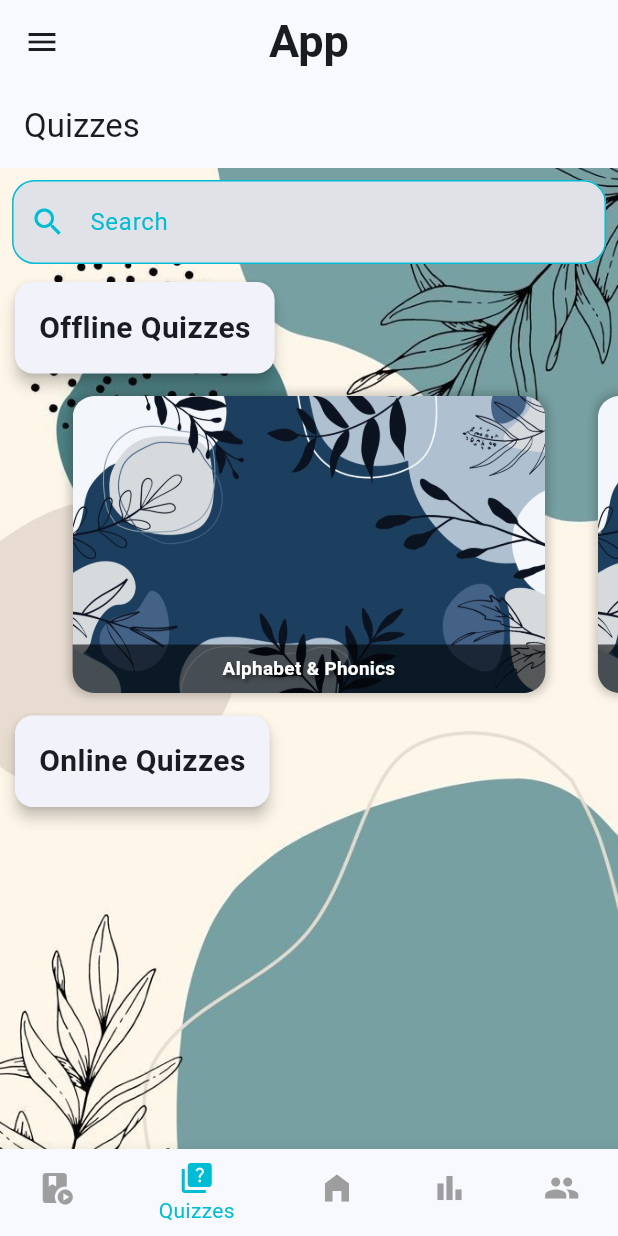
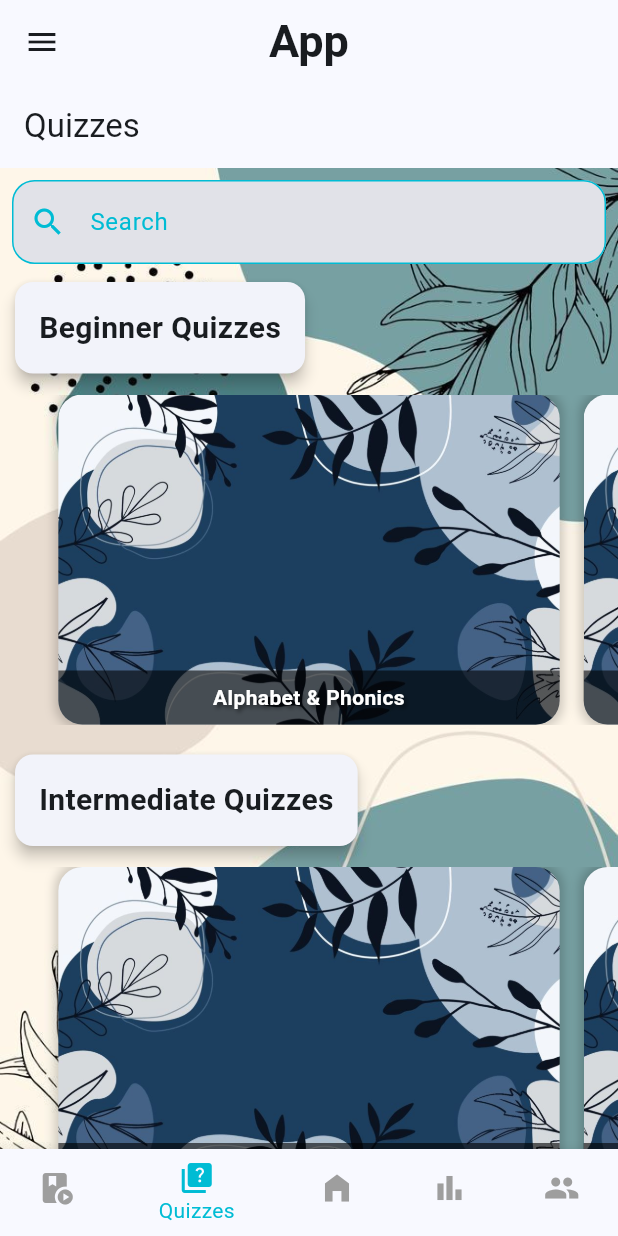
Before and after one commit to soutAhmedTayseer/CodeAlpha_LanguageLearningApp, a Flutter app: the screen it shows after launch, on a phone screen of 412 x 824 dp. Run offline on Flutter 3.47's test engine with Material 3 defaults, Android fonts, the phone set to English and light mode, and no system bars; our stand-ins replace animated_splash_screen, audioplayers, easy_localization, flutter_bloc, lottie, shared_preferences.

Commit message:
updating quizzes category screen

```diff
--- a/lib/navigation_screens/quiz_categories_screen.dart
+++ b/lib/navigation_screens/quiz_categories_screen.dart
@@ -18,10 +18,26 @@ class _CategoriesScreenState
 
   @override
   Widget build(BuildContext context) {
+    // Filter categories based on the search query
     final filteredCategories = categories
         .where((category) =>
             category['title'].toLowerCase().contains(searchQuery.toLowerCase()))
         .toList();
+
+    // Create groups of four categories for each carousel
+    List<List<dynamic>> categoryGroups = [];
+    for (int i = 0; i < filteredCategories.length; i += 4) {
+      categoryGroups.add(filteredCategories.sublist(
+          i,
+          i + 4 > filteredCategories.length
+              ? filteredCategories.length
+              : i + 4));
+    }
+
+    // Limit to three carousels or available groups
+    List<List<dynamic>> threeCarousels = categoryGroups.length > 3
+        ? categoryGroups.sublist(0, 3)
+        : categoryGroups;
 
     return Scaffold(
       appBar: AppBar(
@@ -30,8 +46,8 @@ class _CategoriesScreenState
       body: Stack(
         children: [
           const BackgroundImage(
-              imagePath:
-                  'assets/images/backkground.jpeg'),
+            imagePath: 'assets/images/backkground.jpeg',
+          ),
           Column(
             children: [
               // Search bar at the top
@@ -43,17 +59,41 @@ class _CategoriesScreenState
                 },
               ),
 
+              // Expanded to take available height
+              Expanded(
+                child: ListView.builder(
+                  itemCount: threeCarousels.length,
+                  itemBuilder: (context, groupIndex) {
+                    // Define titles for each carousel
+                    String carouselTitle;
+                    switch (groupIndex) {
+                      case 0:
+                        carouselTitle = 'Beginner Quizzes';
+                        break;
+                      case 1:
+                        carouselTitle = 'Intermediate Quizzes';
+                        break;
+                      case 2:
+                        carouselTitle = 'Advanced Quizzes';
+                        break;
+                      default:
+                        carouselTitle = '';
+                    }
+
+                    return Column(
+                      children: [
+                        // Header for each carousel
                         Padding(
-                padding: const EdgeInsets.symmetric(horizontal: 6.0), // Add padding for left alignment
+                          padding: const EdgeInsets.symmetric(horizontal: 6.0),
                           child: Align(
                             alignment: Alignment.centerLeft,
                             child: Card(
                               elevation: 4,
                               child: Container(
                                 padding: const EdgeInsets.all(16.0),
-                      child: const Text(
-                        'Offline Quizzes',
-                        style: TextStyle(
+                                child: Text(
+                                  carouselTitle,
+                                  style: const TextStyle(
                                     fontSize: 20,
                                     fontWeight: FontWeight.bold,
                                   ),
@@ -62,15 +102,18 @@ class _CategoriesScreenState
                             ),
                           ),
                         ),
-
-              // Carousel, constrained to be smaller
+                        const SizedBox(
+                          height: 10,
+                        ),
                         SizedBox(
-                height: 220, // Limit the height of the carousel
+                          height: 220, // Limit the height of each carousel
                           child: PageView.builder(
                             controller: PageController(viewportFraction: 0.85),
-                  itemCount: filteredCategories.length,
-                  itemBuilder: (BuildContext context, int index) {
-                    final category = filteredCategories[index];
+                            itemCount: threeCarousels[groupIndex]
+                                .length, // Set to the number of categories
+                            itemBuilder: (context, index) {
+                              final category =
+                                  threeCarousels[groupIndex][index];
                               return GestureDetector(
                                 onTap: () {
                                   // Navigate to QuizScreen when a card is tapped
@@ -85,10 +128,11 @@ class _CategoriesScreenState
                                   );
                                 },
                                 child: Padding(
-                        padding: const EdgeInsets.symmetric(horizontal: 0.0),
-                        child: Transform.scale(
-                          scale: 0.9, // Slightly scale the selected card
+                                  padding: const EdgeInsets.symmetric(
+                                      horizontal: 8.0),
                                   child: Container(
+                                    width:
+                                        150, // Set a fixed width for each card
                                     decoration: BoxDecoration(
                                       borderRadius: BorderRadius.circular(16),
                                       image: DecorationImage(
@@ -135,31 +179,16 @@ class _CategoriesScreenState
                                     ),
                                   ),
                                 ),
-                      ),
                               );
                             },
                           ),
                         ),
-              Padding(
-                padding: const EdgeInsets.symmetric(horizontal: 6.0),
-                child: Align(
-                  alignment: Alignment.centerLeft,
-                  child: Card(
-                    elevation: 4,
-                    child: Container(
-                      padding: const EdgeInsets.all(16.0),
-                      child: const Text(
-                        'Online Quizzes',
-                        style: TextStyle(
-                          fontSize: 20,
-                          fontWeight: FontWeight.bold,
+                        const SizedBox(height: 16), // Spacing between carousels
+                      ],
+                    );
+                  },
                 ),
               ),
-                    ),
-                  ),
-                ),
-              ),
-
             ],
           ),
         ],
```
Lines whose indentation alone changed are shown as unchanged.
